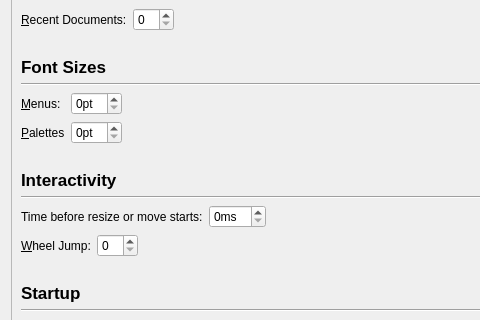
The window that scribus/ui/prefs_userinterfacebase.ui (scribusproject/scribus) describes before a commit, drawn with Qt 5; both pictures show x 0 to 480 and y 159 to 479 of the 811 by 714 pixel window.
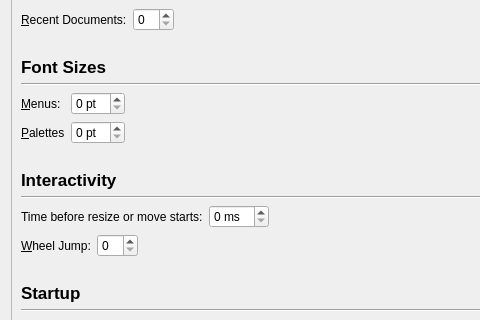
The same window after the commit.

Commit message: #7297: Rename Face to Family. More new prefs window updates

Diff of the .ui file:
```diff
--- a/scribus/ui/prefs_userinterfacebase.ui
+++ b/scribus/ui/prefs_userinterfacebase.ui
@@ -219,7 +219,7 @@
            <item row="0" column="1">
             <widget class="QSpinBox" name="fontSizeMenuSpinBox">
              <property name="suffix">
-              <string>pt</string>
+              <string> pt</string>
              </property>
             </widget>
            </item>
@@ -236,7 +236,7 @@
            <item row="1" column="1">
             <widget class="QSpinBox" name="fontSizePaletteSpinBox">
              <property name="suffix">
-              <string>pt</string>
+              <string> pt</string>
              </property>
             </widget>
            </item>
@@ -313,7 +313,7 @@
          <item>
           <widget class="QSpinBox" name="resizeMoveDelaySpinBox">
            <property name="suffix">
-            <string>ms</string>
+            <string> ms</string>
            </property>
           </widget>
          </item>
```
The commit also changes 4 other files.
